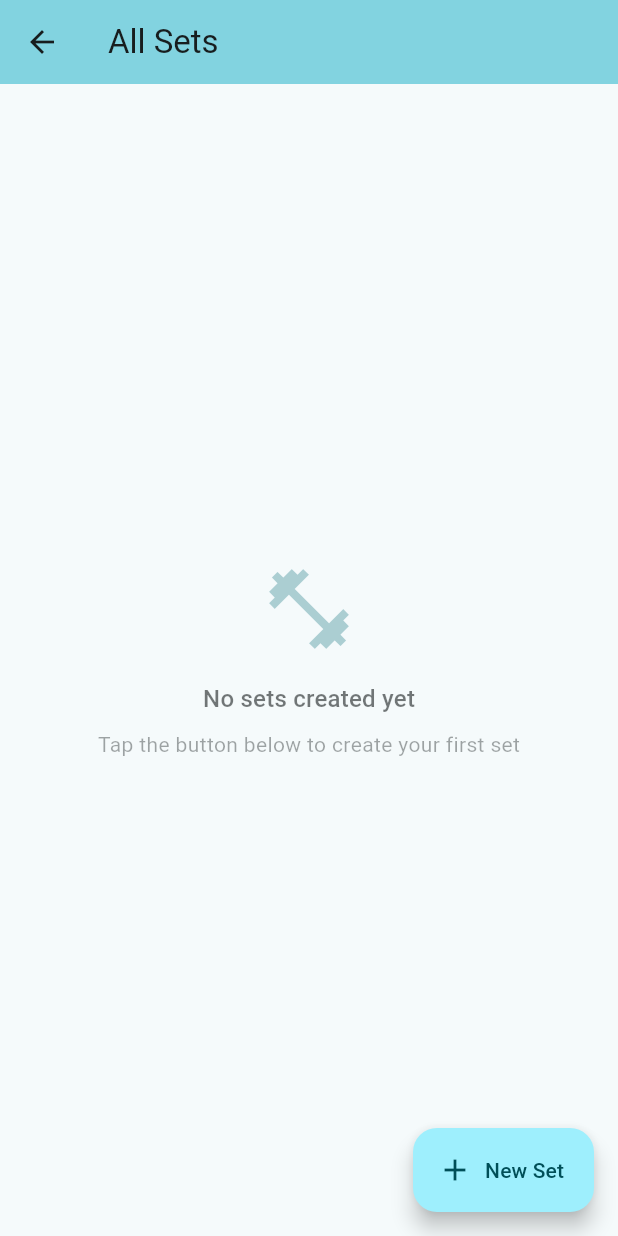
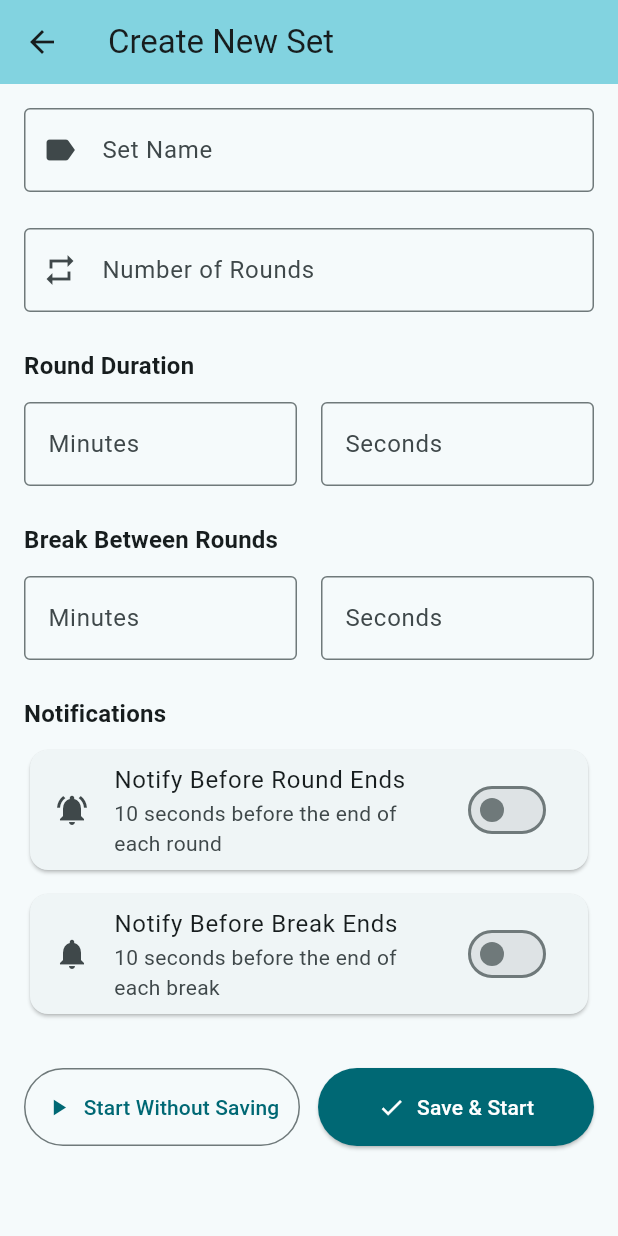
Before and after one commit to nisicadmir/next-set, a Flutter app: the SetsListPage screen opened directly, after a tap on "New Set", on a phone screen of 412 x 824 dp. Run offline on Flutter 3.47's test engine with Material 3 defaults, Android fonts, the phone set to English and light mode, and no system bars; our stand-ins replace shared_preferences; accounts and stored records are empty.

Commit message:
create page

```diff
--- /dev/null
+++ b/lib/pages/create_edit_set_page.dart
@@ -0,0 +1,387 @@
+import 'package:flutter/material.dart';
+import 'package:flutter/services.dart';
+
+class CreateEditSetPage extends StatefulWidget {
+  final Map<String, dynamic>? existingSet;
+
+  const CreateEditSetPage({super.key, this.existingSet});
+
+  @override
+  State<CreateEditSetPage> createState() => _CreateEditSetPageState();
+}
+
+class _CreateEditSetPageState extends State<CreateEditSetPage> {
+  final _formKey = GlobalKey<FormState>();
+  final _nameController = TextEditingController();
+  final _roundsController = TextEditingController();
+  final _roundMinutesController = TextEditingController();
+  final _roundSecondsController = TextEditingController();
+  final _breakMinutesController = TextEditingController();
+  final _breakSecondsController = TextEditingController();
+
+  bool _notifyEndOfRound = false;
+  bool _notifyEndOfBreak = false;
+
+  @override
+  void initState() {
+    super.initState();
+    _initializeFields();
+  }
+
+  void _initializeFields() {
+    if (widget.existingSet != null) {
+      final set = widget.existingSet!;
+      _nameController.text = set['name'] ?? '';
+      _roundsController.text = (set['numberOfSets'] ?? '').toString();
+
+      final secondsPerSet = set['secondsPerSet'] ?? 0;
+      _roundMinutesController.text = (secondsPerSet ~/ 60).toString();
+      _roundSecondsController.text = (secondsPerSet % 60).toString();
+
+      final breakSeconds = set['breakSeconds'] ?? 0;
+      _breakMinutesController.text = (breakSeconds ~/ 60).toString();
+      _breakSecondsController.text = (breakSeconds % 60).toString();
+
+      _notifyEndOfRound = set['shouldNotifyEndOfSet'] ?? false;
+      _notifyEndOfBreak = set['shouldNotifyEndOfBreak'] ?? false;
+    }
+  }
+
+  @override
+  void dispose() {
+    _nameController.dispose();
+    _roundsController.dispose();
+    _roundMinutesController.dispose();
+    _roundSecondsController.dispose();
+    _breakMinutesController.dispose();
+    _breakSecondsController.dispose();
+    super.dispose();
+  }
+
+  @override
+  Widget build(BuildContext context) {
+    final isEditing = widget.existingSet != null;
+
+    return Scaffold(
+      appBar: AppBar(
+        title: Text(isEditing ? 'Edit Set' : 'Create New Set'),
+        backgroundColor: Theme.of(context).colorScheme.inversePrimary,
+      ),
+      body: Form(
+        key: _formKey,
+        child: ListView(
+          padding: const EdgeInsets.all(16),
+          children: [
+            // Set Name
+            TextFormField(
+              controller: _nameController,
+              decoration: const InputDecoration(
+                labelText: 'Set Name',
+                hintText: 'e.g., Upper Body Workout',
+                border: OutlineInputBorder(),
+                prefixIcon: Icon(Icons.label),
+              ),
+              validator: (value) {
+                if (value == null || value.isEmpty) {
+                  return 'Please enter a set name';
+                }
+                if (value.length < 2) {
+                  return 'Set name must be at least 2 characters';
+                }
+                // TODO: Check for duplicate names when connected to storage
+                return null;
+              },
+            ),
+            const SizedBox(height: 24),
+
+            // Number of Rounds
+            TextFormField(
+              controller: _roundsController,
+              decoration: const InputDecoration(
+                labelText: 'Number of Rounds',
+                hintText: 'e.g., 5',
+                border: OutlineInputBorder(),
+                prefixIcon: Icon(Icons.repeat),
+              ),
+              keyboardType: TextInputType.number,
+              inputFormatters: [FilteringTextInputFormatter.digitsOnly],
+              validator: (value) {
+                if (value == null || value.isEmpty) {
+                  return 'Please enter number of rounds';
+                }
+                final rounds = int.tryParse(value);
+                if (rounds == null || rounds < 1) {
+                  return 'Must be at least 1 round';
+                }
+                return null;
+              },
+            ),
+            const SizedBox(height: 24),
+
+            // Round Duration
+            Text(
+              'Round Duration',
+              style: Theme.of(
+                context,
+              ).textTheme.titleMedium?.copyWith(fontWeight: FontWeight.bold),
+            ),
+            const SizedBox(height: 12),
+            Row(
+              children: [
+                Expanded(
+                  child: TextFormField(
+                    controller: _roundMinutesController,
+                    decoration: const InputDecoration(
+                      labelText: 'Minutes',
+                      border: OutlineInputBorder(),
+                      suffixText: 'min',
+                    ),
+                    keyboardType: TextInputType.number,
+                    inputFormatters: [FilteringTextInputFormatter.digitsOnly],
+                    validator: (value) {
+                      if (value == null || value.isEmpty) {
+                        return 'Required';
+                      }
+                      final minutes = int.tryParse(value);
+                      if (minutes == null || minutes < 0) {
+                        return 'Invalid';
+                      }
+                      return null;
+                    },
+                  ),
+                ),
+                const SizedBox(width: 16),
+                Expanded(
+                  child: TextFormField(
+                    controller: _roundSecondsController,
+                    decoration: const InputDecoration(
+                      labelText: 'Seconds',
+                      border: OutlineInputBorder(),
+                      suffixText: 'sec',
+                    ),
+                    keyboardType: TextInputType.number,
+                    inputFormatters: [FilteringTextInputFormatter.digitsOnly],
+                    validator: (value) {
+                      if (value == null || value.isEmpty) {
+                        return 'Required';
+                      }
+                      final seconds = int.tryParse(value);
+                      if (seconds == null || seconds < 0 || seconds > 59) {
+                        return 'Invalid';
+                      }
+                      // Check if total time is greater than 0
+                      final minutes =
+                          int.tryParse(_roundMinutesController.text) ?? 0;
+                      if (minutes == 0 && seconds == 0) {
+                        return 'Must be > 0';
+                      }
+                      return null;
+                    },
+                  ),
+                ),
+              ],
+            ),
+            const SizedBox(height: 24),
+
+            // Break Duration
+            Text(
+              'Break Between Rounds',
+              style: Theme.of(
+                context,
+              ).textTheme.titleMedium?.copyWith(fontWeight: FontWeight.bold),
+            ),
+            const SizedBox(height: 12),
+            Row(
+              children: [
+                Expanded(
+                  child: TextFormField(
+                    controller: _breakMinutesController,
+                    decoration: const InputDecoration(
+                      labelText: 'Minutes',
+                      border: OutlineInputBorder(),
+                      suffixText: 'min',
+                    ),
+                    keyboardType: TextInputType.number,
+                    inputFormatters: [FilteringTextInputFormatter.digitsOnly],
+                    validator: (value) {
+                      if (value == null || value.isEmpty) {
+                        return 'Required';
+                      }
+                      final minutes = int.tryParse(value);
+                      if (minutes == null || minutes < 0) {
+                        return 'Invalid';
+                      }
+                      return null;
+                    },
+                  ),
+                ),
+                const SizedBox(width: 16),
+                Expanded(
+                  child: TextFormField(
+                    controller: _breakSecondsController,
+                    decoration: const InputDecoration(
+                      labelText: 'Seconds',
+                      border: OutlineInputBorder(),
+                      suffixText: 'sec',
+                    ),
+                    keyboardType: TextInputType.number,
+                    inputFormatters: [FilteringTextInputFormatter.digitsOnly],
+                    validator: (value) {
+                      if (value == null || value.isEmpty) {
+                        return 'Required';
+                      }
+                      final seconds = int.tryParse(value);
+                      if (seconds == null || seconds < 0 || seconds > 59) {
+                        return 'Invalid';
+                      }
+                      return null;
+                    },
+                  ),
+                ),
+              ],
+            ),
+            const SizedBox(height: 24),
+
+            // Notifications Section
+            Text(
+              'Notifications',
+              style: Theme.of(
+                context,
+              ).textTheme.titleMedium?.copyWith(fontWeight: FontWeight.bold),
+            ),
+            const SizedBox(height: 8),
+
+            // Notify End of Round
+            Card(
+              child: SwitchListTile(
+                title: const Text('Notify Before Round Ends'),
+                subtitle: const Text('10 seconds before the end of each round'),
+                value: _notifyEndOfRound,
+                onChanged: (value) {
+                  setState(() {
+                    _notifyEndOfRound = value;
+                  });
+                },
+                secondary: const Icon(Icons.notifications_active),
+              ),
+            ),
+            const SizedBox(height: 8),
+
+            // Notify End of Break
+            Card(
+              child: SwitchListTile(
+                title: const Text('Notify Before Break Ends'),
+                subtitle: const Text('10 seconds before the end of each break'),
+                value: _notifyEndOfBreak,
+                onChanged: (value) {
+                  setState(() {
+                    _notifyEndOfBreak = value;
+                  });
+                },
+                secondary: const Icon(Icons.notifications),
+              ),
+            ),
+            const SizedBox(height: 32),
+
+            // Action Buttons
+            Row(
+              children: [
+                Expanded(
+                  child: OutlinedButton.icon(
+                    onPressed: _startWithoutSaving,
+                    icon: const Icon(Icons.play_arrow),
+                    label: const Text('Start Without Saving'),
+                    style: OutlinedButton.styleFrom(
+                      padding: const EdgeInsets.symmetric(vertical: 16),
+                    ),
+                  ),
+                ),
+                const SizedBox(width: 12),
+                Expanded(
+                  child: ElevatedButton.icon(
+                    onPressed: _saveAndStart,
+                    icon: const Icon(Icons.check),
+                    label: const Text('Save & Start'),
+                    style: ElevatedButton.styleFrom(
+                      padding: const EdgeInsets.symmetric(vertical: 16),
+                      backgroundColor: Theme.of(context).colorScheme.primary,
+                      foregroundColor: Theme.of(context).colorScheme.onPrimary,
+                    ),
+                  ),
+                ),
+              ],
+            ),
+            const SizedBox(height: 16),
+          ],
+        ),
+      ),
+    );
+  }
+
+  void _startWithoutSaving() {
+    // Validate basic fields but not the name
+    if (!_validateBasicFields()) {
+      return;
+    }
+
+    // TODO: Navigate to timer page with set configuration without saving
+    ScaffoldMessenger.of(context).showSnackBar(
+      const SnackBar(content: Text('Starting set without saving...')),
+    );
+  }
+
+  void _saveAndStart() {
+    // Validate full form including name
+    if (_formKey.currentState?.validate() ?? false) {
+      // TODO: Save to local storage and navigate to timer page
+      final setData = _buildSetData();
+      ScaffoldMessenger.of(context).showSnackBar(
+        SnackBar(content: Text('Saving "${setData['name']}" and starting...')),
+      );
+      Navigator.of(context).pop(setData);
+    }
+  }
+
+  bool _validateBasicFields() {
+    // Manually validate required fields except name
+    final rounds = int.tryParse(_roundsController.text);
+    if (rounds == null || rounds < 1) {
+      ScaffoldMessenger.of(context).showSnackBar(
+        const SnackBar(content: Text('Please enter valid number of rounds')),
+      );
+      return false;
+    }
+
+    final roundMinutes = int.tryParse(_roundMinutesController.text) ?? 0;
+    final roundSeconds = int.tryParse(_roundSecondsController.text) ?? 0;
+    if (roundMinutes == 0 && roundSeconds == 0) {
+      ScaffoldMessenger.of(context).showSnackBar(
+        const SnackBar(content: Text('Round duration must be greater than 0')),
+      );
+      return false;
+    }
+
+    return true;
+  }
+
+  Map<String, dynamic> _buildSetData() {
+    final roundMinutes = int.tryParse(_roundMinutesController.text) ?? 0;
+    final roundSeconds = int.tryParse(_roundSecondsController.text) ?? 0;
+    final totalSeconds = (roundMinutes * 60) + roundSeconds;
+
+    final breakMinutes = int.tryParse(_breakMinutesController.text) ?? 0;
+    final breakSeconds = int.tryParse(_breakSecondsController.text) ?? 0;
+    final totalBreakSeconds = (breakMinutes * 60) + breakSeconds;
+
+    return {
+      'name': _nameController.text.trim(),
+      'numberOfSets': int.parse(_roundsController.text),
+      'secondsPerSet': totalSeconds,
+      'breakSeconds': totalBreakSeconds,
+      'shouldNotifyEndOfSet': _notifyEndOfRound,
+      'shouldNotifyEndOfBreak': _notifyEndOfBreak,
+      'createdAt': DateTime.now().toIso8601String(),
+      'updatedAt': DateTime.now().toIso8601String(),
+    };
+  }
+}
```
Also changed, not shown: lib/main.dart (+18 -8 lines), lib/pages/sets_list_page.dart (+25 -7 lines).
